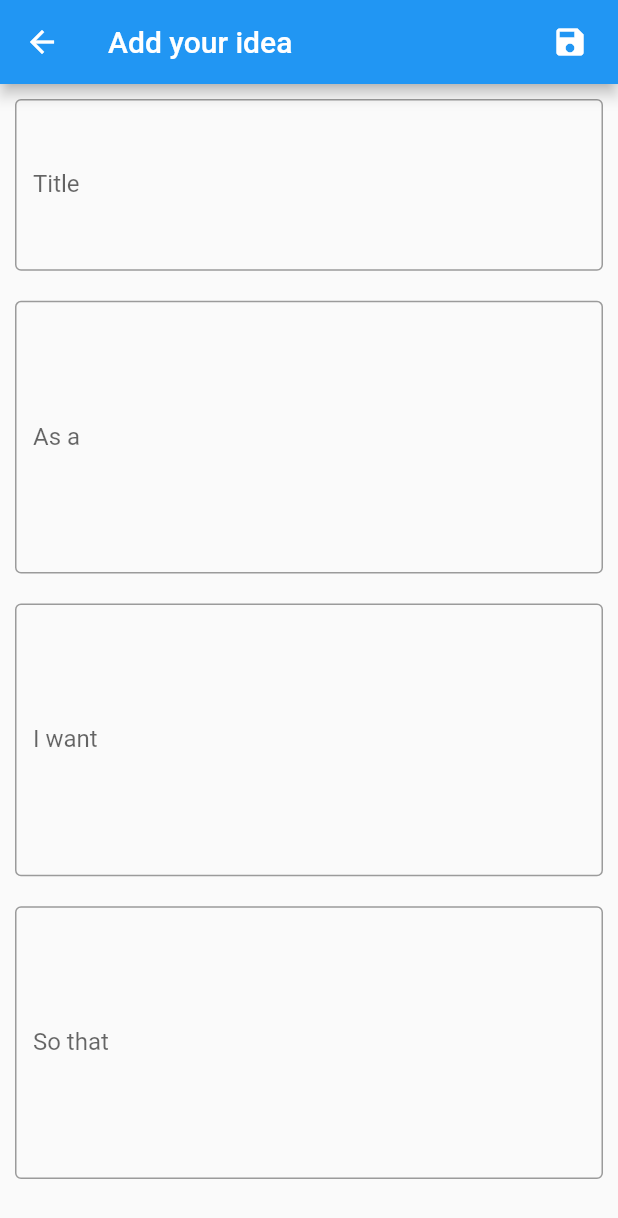
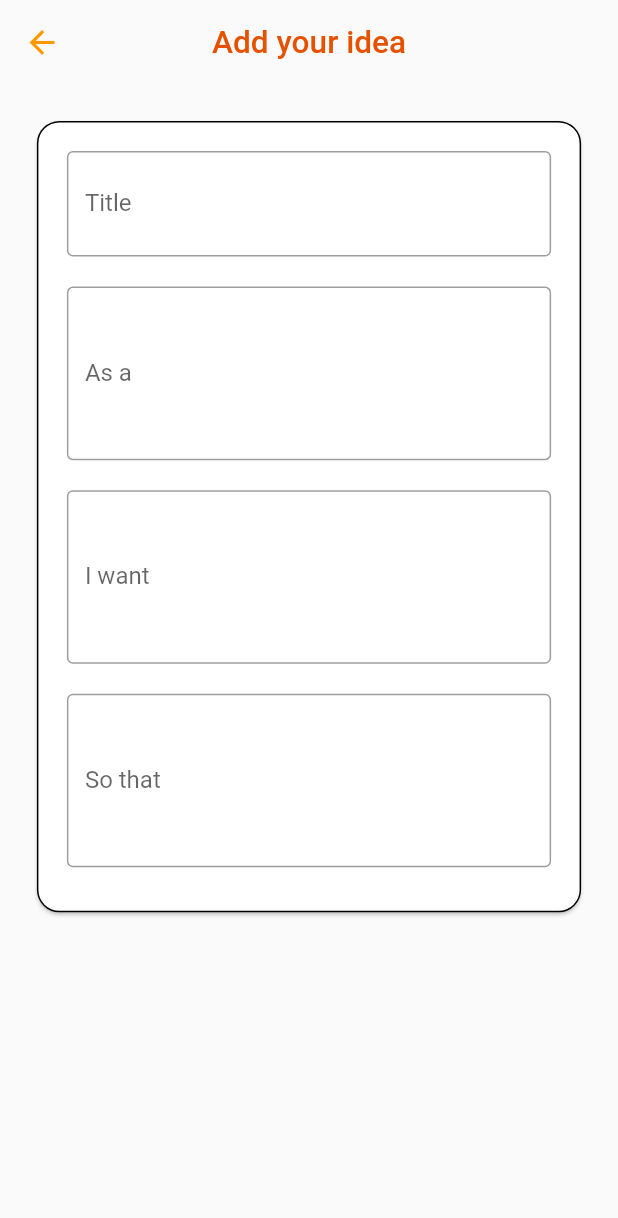
Before and after one commit to Kowanas/idea_market, a Flutter app: the IdeaEditor screen opened directly with empty values, on a phone screen of 412 x 824 dp. Shown: the top 1218 px of the screen. Run offline on Flutter 3.47's test engine with Material 2 defaults, Android fonts, the phone set to English and light mode, and no system bars; our stand-ins replace carousel_slider, firebase_core, flutter_bloc, page_transition, shared_preferences; missing offline and left inert: firebase_admob; accounts and stored records are empty; statements that could not run were skipped.

Commit message:
update ui resizable

```diff
--- a/lib/model/idea_repository.dart
+++ b/lib/model/idea_repository.dart
@@ -44,7 +44,8 @@ class IdeaRepository{
     final SharedPreferences pref = await SharedPreferences.getInstance();
     var data = <String>[];
     _ideas.forEach((key, value) {
-      data.add(value.toJson());
+      if (value.verify()) data.add(value.toJson());
+      else _ideas.remove(value.uid);
     });
     await pref.setStringList(_datakey, data);
   }
--- a/lib/ui/idea_editor.dart
+++ b/lib/ui/idea_editor.dart
@@ -1,78 +1,115 @@
+import 'dart:async';
+
 import 'package:flutter/cupertino.dart';
 import 'package:flutter/material.dart';
 import 'package:flutter_bloc/flutter_bloc.dart';
 import 'package:idea_market/bloc/idea_bloc.dart';
 import 'package:idea_market/model/idea.dart';
 import 'package:idea_market/util/ads/ad_banner_container.dart';
+import 'package:idea_market/util/ui/kowanas_appbar.dart';
+import 'package:idea_market/util/ui/kowanas_cardspage.dart';
+import 'package:idea_market/util/ui/kowanas_layout.dart';
 
 class IdeaEditor extends StatelessWidget{
+  final Idea idea;
+
+  const IdeaEditor({Key key, this.idea}) : super(key: key);
+
   @override
   Widget build(BuildContext context) {
-    Idea idea = ModalRoute.of(context).settings.arguments as Idea;
+    KowanasLayoutInfo layoutInfo = KowanasLayoutInfo(MediaQuery.of(context));
     StringBuffer title = StringBuffer(idea.title);
     StringBuffer role = StringBuffer(idea.role);
     StringBuffer goal = StringBuffer(idea.goal);
     StringBuffer value = StringBuffer(idea.value);
+
+    _back(){
+      FocusScope.of(context).unfocus();
+      Timer(Duration(milliseconds: 500), (){Navigator.of(context).pop();});
+    }
 
     onSaveIdea(){
       idea.title = title.toString();
       idea.role = role.toString();
       idea.goal = goal.toString();
       idea.value = value.toString();
-      BlocProvider.of<IdeaBloc>(context)..add(IdeaEventSaving(idea));
-      Navigator.of(context).pop();
+      if (idea.verify())
+        BlocProvider.of<IdeaBloc>(context)..add(IdeaEventSaving(idea));
+      _back();
     }
 
-    var appbar = AppBar(title: Text('Add your idea'),
-      actions: [
-        Padding(padding: EdgeInsets.only(right: 20),
-          child: GestureDetector(
-            onTap: () {onSaveIdea();},
-            child: Icon(Icons.save)))
-      ]
-    );
+    final appBarTitle = (title.length <= 0)?'Add your idea':title.toString();
+    final appBar = KowanasAppBar(leadingIcon: Icons.arrow_back,
+        leadingOnTap: (){onSaveIdea();},
+        color: Colors.orange, subject: appBarTitle,
+        rightgap: layoutInfo.getWidth(5), size: layoutInfo.getWidth(6));
+//      ..addActions(Icons.save, (){onSaveIdea();});
+    layoutInfo.appBarSize = appBar.preferredSize.height
+        + MediaQuery.of(context).padding.top
+        + MediaQuery.of(context).padding.bottom;
 
-    final height = MediaQuery.of(context).size.height-appbar.preferredSize.height*1.5;
-    return Scaffold(appBar: appbar,
-      body: SingleChildScrollView(
-        child:AdBannerContainer(
-          height: height,
-          child: Column(children: <Widget>[
-            IdeaEditCard(title: 'Title', buf:title, flex: 2),
-            IdeaEditCard(title: 'As a', buf:role, flex: 3),
-            IdeaEditCard(title: 'I want', buf:goal, flex: 3),
-            IdeaEditCard(title: 'So that', buf:value, flex: 3),
-          ])
-        )));
+    return KowanasLayout(data: layoutInfo,
+      child: Scaffold(appBar: appBar,
+        body: AdBannerContainer(
+        height: layoutInfo.fullLayoutHeight,
+        adMargin: false,
+        child: Builder(
+          builder: (context){
+            return SingleChildScrollView(
+              child: KowanasCardsPage(height: layoutInfo.getHeight(70),
+                paddingSize: layoutInfo.getWidth(5),
+                child: Container(
+                    child: Padding(padding: EdgeInsets.fromLTRB(10, 10, 10, 20),
+                      child: Column(
+                        crossAxisAlignment: CrossAxisAlignment.start,
+                        mainAxisAlignment: MainAxisAlignment.spaceBetween,
+                        children: [
+                          IdeaEditCard(title: 'Title', buf:title, flex: 2),
+                          IdeaEditCard(title: 'As a', buf:role, flex: 3),
+                          IdeaEditCard(title: 'I want', buf:goal, flex: 3),
+                          IdeaEditCard(title: 'So that', buf:value, flex: 3),
+                        ],
+                      ))
+              )));}))));
   }
 }
 
-class IdeaEditCard extends StatelessWidget {
+class IdeaEditCard extends StatefulWidget {
   final String title;
   final StringBuffer buf;
   final int flex;
+
+  const IdeaEditCard({Key key, this.title, this.buf, this.flex})
+      : super(key: key);
+
+  @override
+  State<StatefulWidget> createState() => IdeaEditCardState();
+}
+
+class IdeaEditCardState extends State<IdeaEditCard>{
   TextEditingController _controller;
 
-  IdeaEditCard({Key key, this.title, this.buf, this.flex})
-     : super(key: key){
-    _controller = TextEditingController(text: buf.toString());
+  @override
+  void initState() {
+    _controller = TextEditingController(text: widget.buf.toString());
     _controller.addListener(() {
-      buf.clear();
-      buf.write(_controller.text);
+      widget.buf.clear();
+      widget.buf.write(_controller.text);
     });
+    super.initState();
   }
 
   @override
   Widget build(BuildContext context) {
     return Expanded(
-      flex: flex,
+      flex: widget.flex,
       child: Container(
         padding: EdgeInsets.all(10),
         child: TextField(
           maxLines: 100,
           decoration: InputDecoration(
             border: OutlineInputBorder(),
-            labelText: title,
+            labelText: widget.title,
           ),
           controller: _controller,
         )
--- a/lib/util/ads/ad_banner_container.dart
+++ b/lib/util/ads/ad_banner_container.dart
@@ -6,7 +6,9 @@ import 'ad_bloc.dart';
 class AdBannerContainer extends StatelessWidget{
   final child;
   final height;
-  AdBannerContainer({Key key, @required this.child, this.height});
+  final adMargin;
+  AdBannerContainer({Key key, @required this.child, this.height,
+    this.adMargin = true});
 
   @override
   Widget build(BuildContext context) {
@@ -18,7 +20,8 @@ class AdBannerContainer extends StatelessWidget{
           if (state is AdStateBannerBottom)
             return Container(
               height: height,
-              margin: EdgeInsets.only(bottom: state.height.toDouble()),
+              margin: EdgeInsets.only(
+                  bottom:(adMargin==true)?state.height.toDouble():0),
               child: child);
           else return Container(height: height, child: child);
         }
--- a/lib/util/ui/kowanas_appbar.dart
+++ b/lib/util/ui/kowanas_appbar.dart
@@ -1,15 +1,15 @@
 import 'package:flutter/material.dart';
-
-import 'kowanas_layout.dart';
 
 class KowanasAppBar extends AppBar {
   final MaterialColor color;
+  final leadingIcon;
+  final leadingOnTap;
   final String subject;
   final double rightgap;
   final double size;
   double height;
 
-  KowanasAppBar({Key key, @required this.color, @required this.subject,
+  KowanasAppBar({this.leadingIcon, this.leadingOnTap, Key key, @required this.color, @required this.subject,
     @required this.rightgap, @required this.size})
       : assert(color != null),
         assert(subject != null),
@@ -19,9 +19,10 @@ class KowanasAppBar extends AppBar {
           backgroundColor: Color(0x00000000),
           elevation: 0,
           centerTitle: true,
-          leading: Icon(Icons.menu, color: color, size: size),
+          leading: IconButton(icon:Icon(leadingIcon, size:size, color:color),
+              onPressed: leadingOnTap),
           title: SizedBox(height: size,
-              child: FittedBox(fit: BoxFit.fitHeight,
+              child: FittedBox(fit: BoxFit.scaleDown,
                 child:Text(subject,
                   style: TextStyle(color: color.shade900, fontSize: size)))),
           actions: []
--- a/pubspec.yaml
+++ b/pubspec.yaml
@@ -29,6 +29,7 @@ dependencies:
   firebase_core: ^0.5.3
   firebase_admob: ^0.10.3
   carousel_slider: ^2.3.1
+  page_transition: ^1.1.7+6
 
   # The following adds the Cupertino Icons font to your application.
   # Use with the CupertinoIcons class for iOS style icons.
```
Also changed, not shown: lib/bloc/viewmode_bloc.dart (added, +42 -0 lines), lib/main.dart (+12 -2 lines), lib/ui/home.dart (+24 -127 lines), lib/ui/idea_card_full.dart (added, +45 -0 lines), lib/ui/idea_card_mini.dart (added, +32 -0 lines), lib/ui/idea_card_short.dart (added, +42 -0 lines), lib/ui/idea_info.dart (added, +36 -0 lines), lib/ui/idea_page.dart (added, +82 -0 lines), lib/ui/idea_text.dart (added, +28 -0 lines), lib/ui/idea_title.dart (added, +24 -0 lines), lib/util/ui/kowanas_animated_switcher.dart (added, +28 -0 lines), lib/util/ui/kowanas_layout.dart (+4 -5 lines), pubspec.lock.
